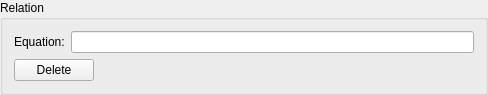
The window that GraphProperties.ui (goffrie/grapher) describes before a commit, drawn with Qt 5.
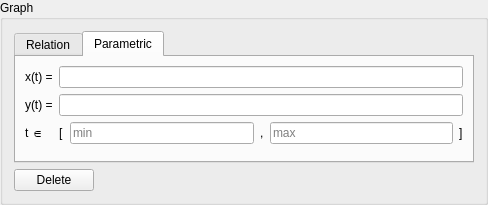
The same window after the commit. The open tabs and pages were chosen to show the change.

Commit message: add parametric plots with automatic tstep detection

```diff
--- a/GraphProperties.ui
+++ b/GraphProperties.ui
@@ -7,29 +7,146 @@
     <x>0</x>
     <y>0</y>
     <width>488</width>
-    <height>89</height>
+    <height>197</height>
    </rect>
   </property>
   <property name="windowTitle">
    <string>GroupBox</string>
   </property>
   <property name="title">
-   <string>Relation</string>
+   <string>Graph</string>
   </property>
   <layout class="QVBoxLayout" name="verticalLayout">
    <item>
-    <layout class="QHBoxLayout" name="horizontalLayout">
-     <item>
-      <widget class="QLabel" name="label">
-       <property name="text">
-        <string>Equation:</string>
+    <widget class="QTabWidget" name="graphTypeSwitcher">
+     <property name="currentIndex">
+      <number>0</number>
+     </property>
+     <widget class="QWidget" name="relation_tab">
+      <attribute name="title">
+       <string>Relation</string>
+      </attribute>
+      <layout class="QFormLayout" name="formLayout_2">
+       <property name="fieldGrowthPolicy">
+        <enum>QFormLayout::ExpandingFieldsGrow</enum>
        </property>
-      </widget>
-     </item>
-     <item>
-      <widget class="QLineEdit" name="equation"/>
-     </item>
-    </layout>
+       <item row="0" column="0">
+        <widget class="QLabel" name="label_equation">
+         <property name="text">
+          <string>Equation:</string>
+         </property>
+        </widget>
+       </item>
+       <item row="0" column="1">
+        <widget class="QLineEdit" name="rel_equation"/>
+       </item>
+       <item row="1" column="0">
+        <spacer name="verticalSpacer_2">
+         <property name="orientation">
+          <enum>Qt::Vertical</enum>
+         </property>
+         <property name="sizeHint" stdset="0">
+          <size>
+           <width>20</width>
+           <height>38</height>
+          </size>
+         </property>
+        </spacer>
+       </item>
+      </layout>
+      <zorder>rel_equation</zorder>
+      <zorder></zorder>
+     </widget>
+     <widget class="QWidget" name="parametric_tab">
+      <attribute name="title">
+       <string>Parametric</string>
+      </attribute>
+      <layout class="QFormLayout" name="formLayout">
+       <property name="fieldGrowthPolicy">
+        <enum>QFormLayout::ExpandingFieldsGrow</enum>
+       </property>
+       <item row="1" column="0">
+        <widget class="QLabel" name="label">
+         <property name="text">
+          <string>x(t) =</string>
+         </property>
+        </widget>
+       </item>
+       <item row="1" column="1">
+        <widget class="QLineEdit" name="par_x"/>
+       </item>
+       <item row="3" column="0">
+        <widget class="QLabel" name="label_2">
+         <property name="text">
+          <string>y(t) =</string>
+         </property>
+        </widget>
+       </item>
+       <item row="3" column="1">
+        <widget class="QLineEdit" name="par_y"/>
+       </item>
+       <item row="5" column="0">
+        <widget class="QLabel" name="label_6">
+         <property name="text">
+          <string>t ∈</string>
+         </property>
+        </widget>
+       </item>
+       <item row="5" column="1">
+        <layout class="QHBoxLayout" name="horizontalLayout">
+         <item>
+          <widget class="QLabel" name="label_3">
+           <property name="text">
+            <string>[</string>
+           </property>
+          </widget>
+         </item>
+         <item>
+          <widget class="QLineEdit" name="par_tMin">
+           <property name="placeholderText">
+            <string>min</string>
+           </property>
+          </widget>
+         </item>
+         <item>
+          <widget class="QLabel" name="label_4">
+           <property name="text">
+            <string>,</string>
+           </property>
+          </widget>
+         </item>
+         <item>
+          <widget class="QLineEdit" name="par_tMax">
+           <property name="placeholderText">
+            <string>max</string>
+           </property>
+          </widget>
+         </item>
+         <item>
+          <widget class="QLabel" name="label_5">
+           <property name="text">
+            <string>]</string>
+           </property>
+          </widget>
+         </item>
+        </layout>
+       </item>
+       <item row="6" column="1">
+        <spacer name="verticalSpacer_4">
+         <property name="orientation">
+          <enum>Qt::Vertical</enum>
+         </property>
+         <property name="sizeHint" stdset="0">
+          <size>
+           <width>20</width>
+           <height>40</height>
+          </size>
+         </property>
+        </spacer>
+       </item>
+      </layout>
+     </widget>
+    </widget>
    </item>
    <item>
     <layout class="QHBoxLayout" name="horizontalLayout_2" stretch="0,1">
```
Left out of the diff: 114 changed lines with no effect on the pictures. The commit also changes 8 other files.
